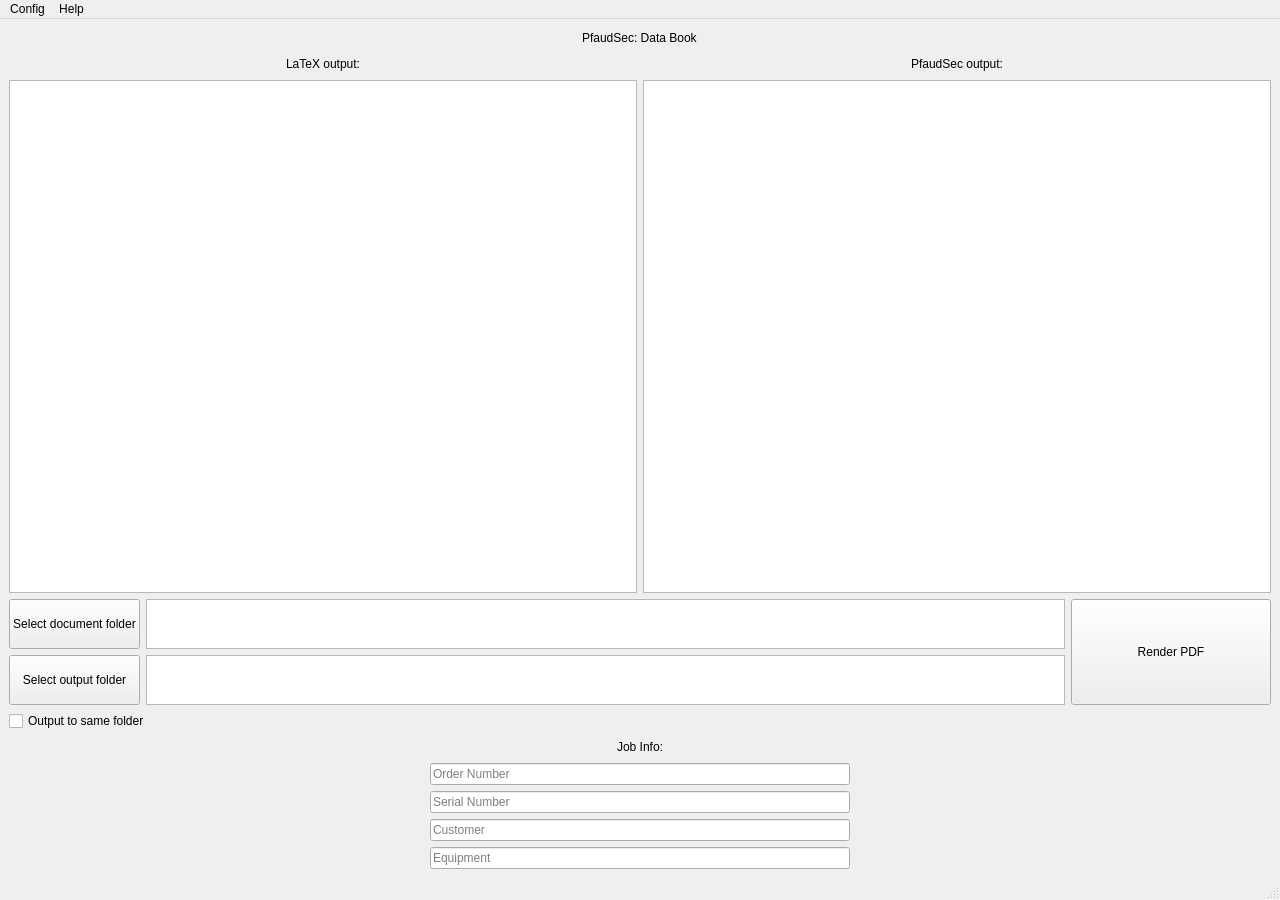
Kody-Quintana/PfaudSec, file redirect.ui: the form before one commit.
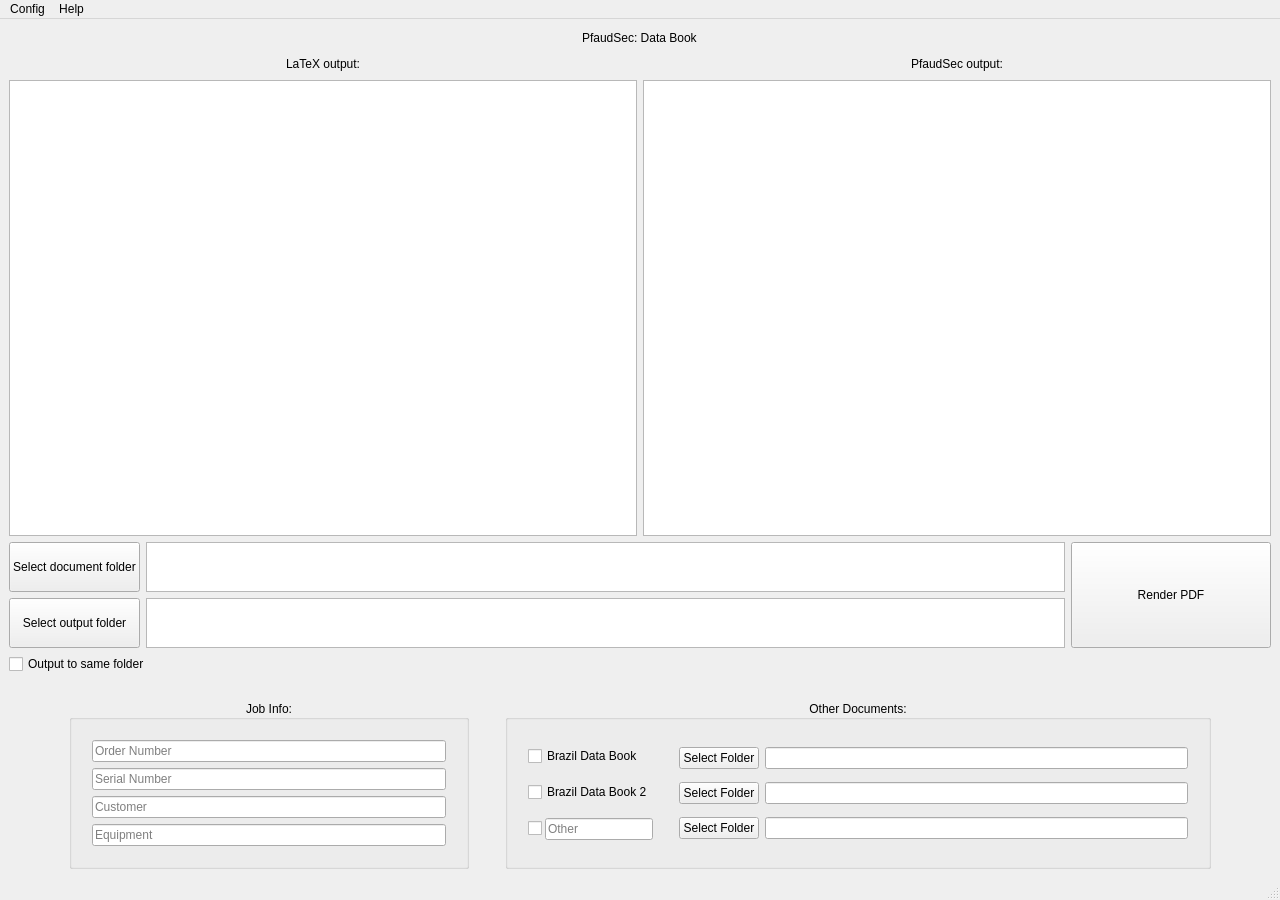
The form after the commit.

Commit message: Started interface for loose documents

Diff of the .ui file:
```diff
--- a/redirect.ui
+++ b/redirect.ui
@@ -20,7 +20,7 @@
    <string>PfaudSec Data Book tool</string>
   </property>
   <widget class="QWidget" name="centralwidget">
-   <layout class="QVBoxLayout" name="verticalLayout_8">
+   <layout class="QVBoxLayout" name="verticalLayout_3">
     <item>
      <layout class="QHBoxLayout" name="horizontalLayout_4">
       <item>
@@ -309,6 +309,22 @@
       </item>
      </layout>
     </item>
+    <item>
+     <spacer name="verticalSpacer">
+      <property name="orientation">
+       <enum>Qt::Vertical</enum>
+      </property>
+      <property name="sizeType">
+       <enum>QSizePolicy::Minimum</enum>
+      </property>
+      <property name="sizeHint" stdset="0">
+       <size>
+        <width>20</width>
+        <height>20</height>
+       </size>
+      </property>
+     </spacer>
+    </item>
     <item>
      <layout class="QHBoxLayout" name="horizontalLayout_3">
       <item>
@@ -316,91 +332,303 @@
         <property name="orientation">
          <enum>Qt::Horizontal</enum>
         </property>
+        <property name="sizeType">
+         <enum>QSizePolicy::Minimum</enum>
+        </property>
         <property name="sizeHint" stdset="0">
          <size>
-          <width>40</width>
+          <width>60</width>
           <height>20</height>
          </size>
         </property>
        </spacer>
       </item>
       <item>
-       <layout class="QVBoxLayout" name="verticalLayout_3">
-        <item>
-         <layout class="QHBoxLayout" name="horizontalLayout_7">
-          <item>
-           <spacer name="horizontalSpacer_9">
-            <property name="orientation">
-             <enum>Qt::Horizontal</enum>
-            </property>
-            <property name="sizeHint" stdset="0">
-             <size>
-              <width>40</width>
-              <height>20</height>
-             </size>
-            </property>
-           </spacer>
-          </item>
-          <item>
-           <widget class="QLabel" name="label_4">
-            <property name="text">
-             <string>Job Info:</string>
-            </property>
-           </widget>
-          </item>
-          <item>
-           <spacer name="horizontalSpacer_10">
-            <property name="orientation">
-             <enum>Qt::Horizontal</enum>
-            </property>
-            <property name="sizeHint" stdset="0">
-             <size>
-              <width>40</width>
-              <height>13</height>
-             </size>
-            </property>
-           </spacer>
-          </item>
-         </layout>
-        </item>
-        <item>
-         <widget class="QLineEdit" name="job_entry_1">
-          <property name="placeholderText">
-           <string>Order Number</string>
-          </property>
-         </widget>
-        </item>
-        <item>
-         <widget class="QLineEdit" name="job_entry_2">
-          <property name="placeholderText">
-           <string>Serial Number</string>
-          </property>
-         </widget>
-        </item>
-        <item>
-         <widget class="QLineEdit" name="job_entry_3">
-          <property name="placeholderText">
-           <string>Customer</string>
-          </property>
-         </widget>
-        </item>
-        <item>
-         <widget class="QLineEdit" name="job_entry_4">
-          <property name="placeholderText">
-           <string>Equipment</string>
-          </property>
-         </widget>
-        </item>
-       </layout>
+       <widget class="QGroupBox" name="groupBox_2">
+        <property name="sizePolicy">
+         <sizepolicy hsizetype="MinimumExpanding" vsizetype="Preferred">
+          <horstretch>0</horstretch>
+          <verstretch>0</verstretch>
+         </sizepolicy>
+        </property>
+        <property name="minimumSize">
+         <size>
+          <width>300</width>
+          <height>0</height>
+         </size>
+        </property>
+        <property name="maximumSize">
+         <size>
+          <width>400</width>
+          <height>16777215</height>
+         </size>
+        </property>
+        <property name="title">
+         <string>Job Info:</string>
+        </property>
+        <property name="alignment">
+         <set>Qt::AlignCenter</set>
+        </property>
+        <layout class="QVBoxLayout" name="verticalLayout_7">
+         <property name="leftMargin">
+          <number>20</number>
+         </property>
+         <property name="topMargin">
+          <number>20</number>
+         </property>
+         <property name="rightMargin">
+          <number>20</number>
+         </property>
+         <property name="bottomMargin">
+          <number>20</number>
+         </property>
+         <item>
+          <widget class="QLineEdit" name="job_entry_1">
+           <property name="placeholderText">
+            <string>Order Number</string>
+           </property>
+          </widget>
+         </item>
+         <item>
+          <widget class="QLineEdit" name="job_entry_2">
+           <property name="placeholderText">
+            <string>Serial Number</string>
+           </property>
+          </widget>
+         </item>
+         <item>
+          <widget class="QLineEdit" name="job_entry_3">
+           <property name="placeholderText">
+            <string>Customer</string>
+           </property>
+          </widget>
+         </item>
+         <item>
+          <widget class="QLineEdit" name="job_entry_4">
+           <property name="placeholderText">
+            <string>Equipment</string>
+           </property>
+          </widget>
+         </item>
+        </layout>
+       </widget>
       </item>
       <item>
        <spacer name="horizontalSpacer_2">
         <property name="orientation">
          <enum>Qt::Horizontal</enum>
         </property>
+        <property name="sizeType">
+         <enum>QSizePolicy::Minimum</enum>
+        </property>
         <property name="sizeHint" stdset="0">
          <size>
-          <width>40</width>
+          <width>30</width>
+          <height>20</height>
+         </size>
+        </property>
+       </spacer>
+      </item>
+      <item>
+       <widget class="QGroupBox" name="groupBox">
+        <property name="title">
+         <string>Other Documents:</string>
+        </property>
+        <property name="alignment">
+         <set>Qt::AlignCenter</set>
+        </property>
+        <layout class="QHBoxLayout" name="horizontalLayout_8">
+         <property name="leftMargin">
+          <number>20</number>
+         </property>
+         <property name="topMargin">
+          <number>20</number>
+         </property>
+         <property name="rightMargin">
+          <number>20</number>
+         </property>
+         <property name="bottomMargin">
+          <number>20</number>
+         </property>
+         <item>
+          <layout class="QVBoxLayout" name="verticalLayout_8">
+           <property name="spacing">
+            <number>10</number>
+           </property>
+           <item>
+            <widget class="QCheckBox" name="checkBox_loose_0">
+             <property name="text">
+              <string>Brazil Data Book</string>
+             </property>
+            </widget>
+           </item>
+           <item>
+            <widget class="QCheckBox" name="checkBox_loose_1">
+             <property name="text">
+              <string>Brazil Data Book 2</string>
+             </property>
+            </widget>
+           </item>
+           <item>
+            <layout class="QHBoxLayout" name="horizontalLayout_12">
+             <property name="spacing">
+              <number>0</number>
+             </property>
+             <item>
+              <widget class="QCheckBox" name="checkBox_2">
+               <property name="text">
+                <string/>
+               </property>
+              </widget>
+             </item>
+             <item>
+              <widget class="QLineEdit" name="lineEdit">
+               <property name="sizePolicy">
+                <sizepolicy hsizetype="Minimum" vsizetype="Fixed">
+                 <horstretch>0</horstretch>
+                 <verstretch>0</verstretch>
+                </sizepolicy>
+               </property>
+               <property name="placeholderText">
+                <string>Other</string>
+               </property>
+              </widget>
+             </item>
+            </layout>
+           </item>
+          </layout>
+         </item>
+         <item>
+          <spacer name="horizontalSpacer_15">
+           <property name="orientation">
+            <enum>Qt::Horizontal</enum>
+           </property>
+           <property name="sizeType">
+            <enum>QSizePolicy::Minimum</enum>
+           </property>
+           <property name="sizeHint" stdset="0">
+            <size>
+             <width>20</width>
+             <height>20</height>
+            </size>
+           </property>
+          </spacer>
+         </item>
+         <item>
+          <layout class="QVBoxLayout" name="verticalLayout_10">
+           <item>
+            <widget class="QPushButton" name="pushButton_loose_0">
+             <property name="sizePolicy">
+              <sizepolicy hsizetype="Minimum" vsizetype="Fixed">
+               <horstretch>0</horstretch>
+               <verstretch>0</verstretch>
+              </sizepolicy>
+             </property>
+             <property name="text">
+              <string>Select Folder</string>
+             </property>
+             <property name="checked">
+              <bool>false</bool>
+             </property>
+            </widget>
+           </item>
+           <item>
+            <widget class="QPushButton" name="pushButton_loose_1">
+             <property name="sizePolicy">
+              <sizepolicy hsizetype="Minimum" vsizetype="Fixed">
+               <horstretch>0</horstretch>
+               <verstretch>0</verstretch>
+              </sizepolicy>
+             </property>
+             <property name="text">
+              <string>Select Folder</string>
+             </property>
+            </widget>
+           </item>
+           <item>
+            <widget class="QPushButton" name="pushButton_loose_2">
+             <property name="sizePolicy">
+              <sizepolicy hsizetype="Minimum" vsizetype="Fixed">
+               <horstretch>0</horstretch>
+               <verstretch>0</verstretch>
+              </sizepolicy>
+             </property>
+             <property name="text">
+              <string>Select Folder</string>
+             </property>
+            </widget>
+           </item>
+          </layout>
+         </item>
+         <item>
+          <layout class="QVBoxLayout" name="verticalLayout_11">
+           <property name="sizeConstraint">
+            <enum>QLayout::SetDefaultConstraint</enum>
+           </property>
+           <item>
+            <widget class="QLineEdit" name="lineEdit_loose_0">
+             <property name="sizePolicy">
+              <sizepolicy hsizetype="MinimumExpanding" vsizetype="Fixed">
+               <horstretch>0</horstretch>
+               <verstretch>0</verstretch>
+              </sizepolicy>
+             </property>
+             <property name="minimumSize">
+              <size>
+               <width>100</width>
+               <height>0</height>
+              </size>
+             </property>
+            </widget>
+           </item>
+           <item>
+            <widget class="QLineEdit" name="lineEdit_loose_1">
+             <property name="sizePolicy">
+              <sizepolicy hsizetype="MinimumExpanding" vsizetype="Fixed">
+               <horstretch>0</horstretch>
+               <verstretch>0</verstretch>
+              </sizepolicy>
+             </property>
+             <property name="minimumSize">
+              <size>
+               <width>100</width>
+               <height>0</height>
+              </size>
+             </property>
+            </widget>
+           </item>
+           <item>
+            <widget class="QLineEdit" name="lineEdit_loose_2">
+             <property name="sizePolicy">
+              <sizepolicy hsizetype="Expanding" vsizetype="Fixed">
+               <horstretch>0</horstretch>
+               <verstretch>0</verstretch>
+              </sizepolicy>
+             </property>
+             <property name="minimumSize">
+              <size>
+               <width>100</width>
+               <height>0</height>
+              </size>
+             </property>
+            </widget>
+           </item>
+          </layout>
+         </item>
+        </layout>
+       </widget>
+      </item>
+      <item>
+       <spacer name="horizontalSpacer_12">
+        <property name="orientation">
+         <enum>Qt::Horizontal</enum>
+        </property>
+        <property name="sizeType">
+         <enum>QSizePolicy::Minimum</enum>
+        </property>
+        <property name="sizeHint" stdset="0">
+         <size>
+          <width>60</width>
           <height>20</height>
          </size>
         </property>
```
Left out of the diff: 4 changed lines with no effect on the pictures. The commit also changes 4 other files.
